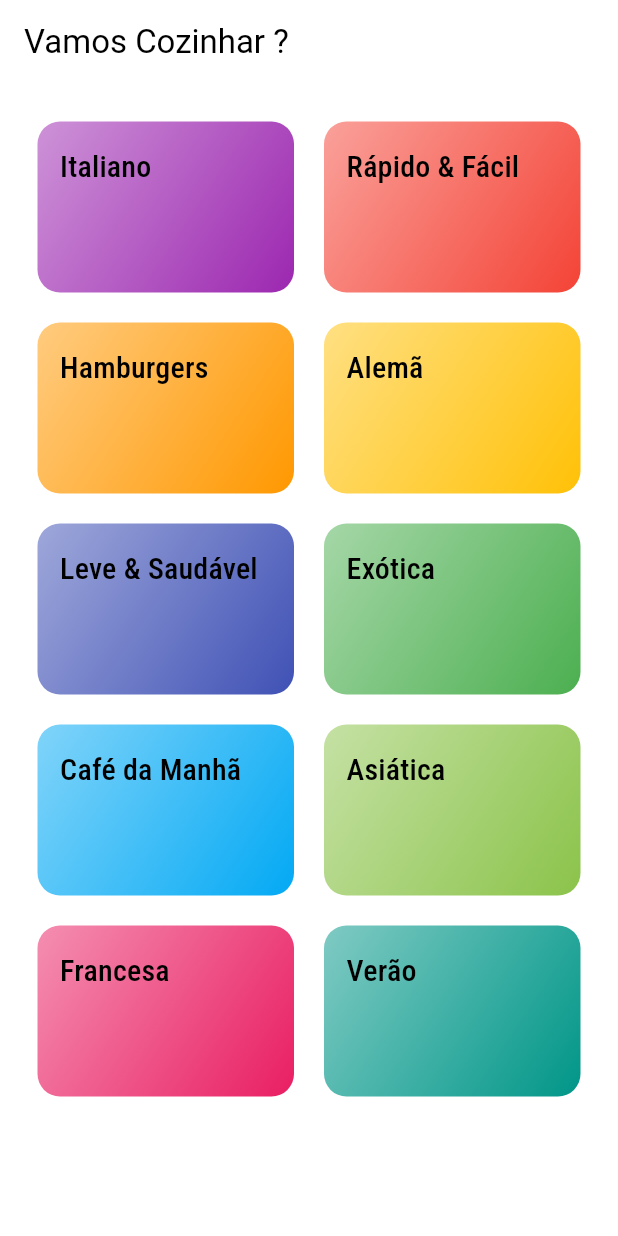
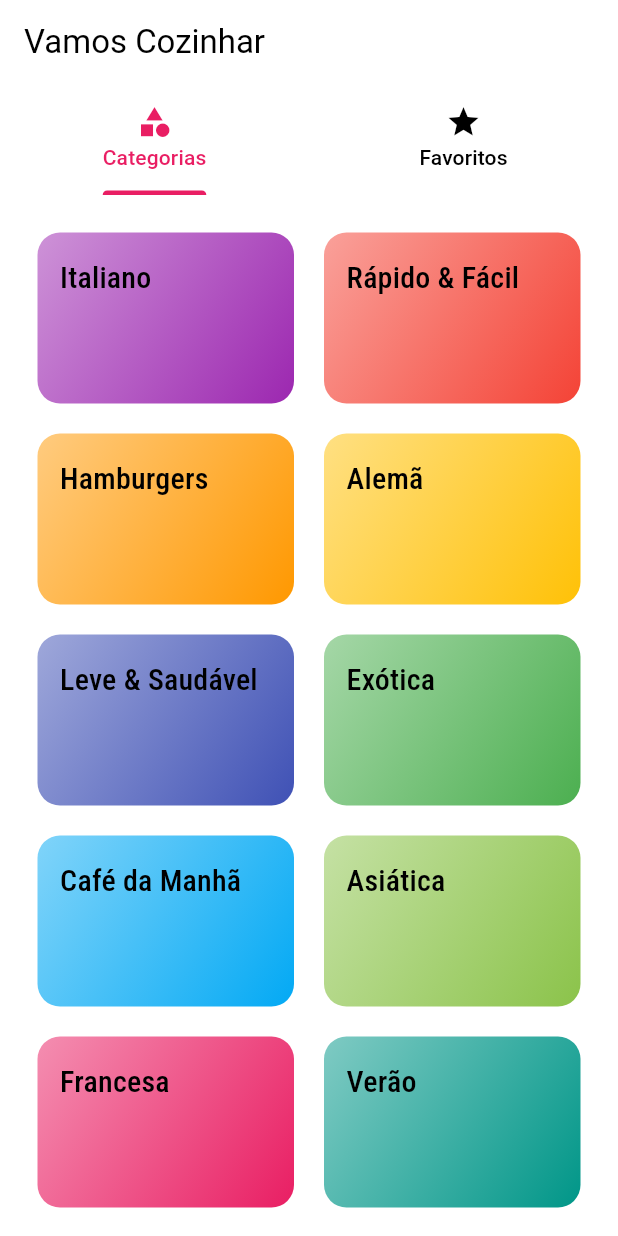
Before and after one commit to ArthurThuko/FlutterUdemy, a Flutter app: the screen it shows after launch, on a phone screen of 412 x 824 dp. Run offline on Flutter 3.47's test engine with Material 3 defaults, Android fonts, the phone set to English and light mode, and no system bars.

Commit message:
Alterações do Projeto

```diff
--- a/vamos_cozinhar/lib/main.dart
+++ b/vamos_cozinhar/lib/main.dart
@@ -1,6 +1,7 @@
 import 'package:flutter/material.dart';
 import 'package:vamos_cozinhar/screens/category_screen.dart';
 import 'package:vamos_cozinhar/screens/meal_detail_screen.dart';
+import 'package:vamos_cozinhar/screens/tabs_screen.dart';
 import 'screens/categories_meals_screen.dart';
 import 'utils/app_routes.dart';
 
@@ -24,7 +25,7 @@ class MyApp extends StatelessWidget {
             ),
       ),
       routes: {
-        AppRoutes.HOME: (ctx) => CategoryScreen(),
+        AppRoutes.HOME: (ctx) => TabsScreen(),
         AppRoutes.CATEGORIES_MEALS: (ctx) => CategoriesMealsScreen(),
         AppRoutes.MEAL_DETAIL: (ctx) => MealDetailScreen(),
       },
--- a/vamos_cozinhar/lib/screens/category_screen.dart
+++ b/vamos_cozinhar/lib/screens/category_screen.dart
@@ -7,9 +7,7 @@ class CategoryScreen extends StatelessWidget {
 
   @override
   Widget build(BuildContext context) {
-    return Scaffold(
-      appBar: AppBar(title: Text('Vamos Cozinhar ?')),
-      body: GridView(
+    return GridView(
       padding: const EdgeInsets.all(25),
       gridDelegate: SliverGridDelegateWithMaxCrossAxisExtent(
         maxCrossAxisExtent: 200,
@@ -20,7 +18,6 @@ class CategoryScreen extends StatelessWidget {
       children: dummyCategories.map((cat) {
         return CategoryItem(cat);
       }).toList(),
-      ),
     );
   }
 }
--- /dev/null
+++ b/vamos_cozinhar/lib/screens/tabs_screen.dart
@@ -0,0 +1,35 @@
+import 'package:flutter/material.dart';
+import 'package:vamos_cozinhar/screens/category_screen.dart';
+import 'package:vamos_cozinhar/screens/favorite_screen.dart';
+
+class TabsScreen extends StatelessWidget {
+  @override
+  Widget build(BuildContext context) {
+    return DefaultTabController(
+      length: 2,
+      child: Scaffold(
+        appBar: AppBar(
+          title: Text('Vamos Cozinhar'),
+          bottom: TabBar(
+            tabs: [
+              Tab(
+                icon: Icon(Icons.category),
+                text: 'Categorias',
+              ),
+              Tab(
+                icon: Icon(Icons.star),
+                text: 'Favoritos',
+              ),
+            ],
+          ),
+        ),
+        body: TabBarView(
+          children: [
+            CategoryScreen(),
+            FavoriteScreen(),
+          ],
+        ),
+      ),
+    );
+  }
+}
```
Also changed, not shown: vamos_cozinhar/lib/screens/favorite_screen.dart (added, +10 -0 lines), vamos_cozinhar/lib/screens/meal_detail_screen.dart (+51 -21 lines). Lines whose indentation alone changed are shown as unchanged.
